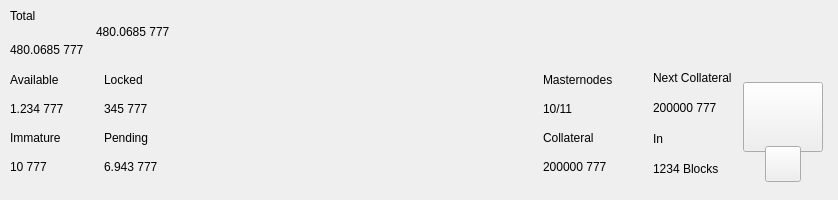
Before: the Qt Designer form src/qt/pivx/forms/topbar.ui in decenomy/DSW, drawn with Qt 5.
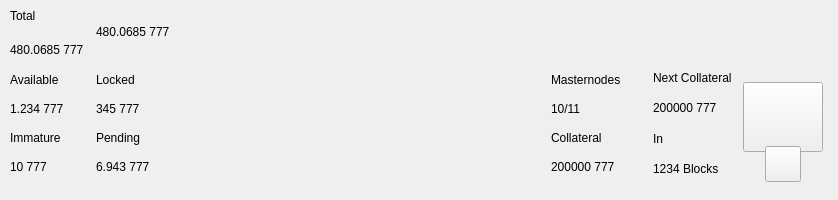
After: the same form once the commit is applied. Custom widgets are drawn as their Qt base class.

Commit message: adjusts spaces between text in the topbar widget

```diff
--- a/src/qt/pivx/forms/topbar.ui
+++ b/src/qt/pivx/forms/topbar.ui
@@ -492,24 +492,11 @@
                  </item>
                 </layout>
                </item>
-               <item>
-                <spacer name="horizontalSpacer_3">
-                 <property name="orientation">
-                  <enum>Qt::Horizontal</enum>
-                 </property>
-                 <property name="sizeType">
-                  <enum>QSizePolicy::Fixed</enum>
-                 </property>
-                 <property name="sizeHint" stdset="0">
-                  <size>
-                   <width>40</width>
-                   <height>20</height>
-                  </size>
-                 </property>
-                </spacer>
-               </item>
                <item>
                 <layout class="QVBoxLayout" name="verticalLayout_8">
+                 <property name="leftMargin">
+                  <number>32</number>
+                 </property>
                  <item>
                   <widget class="QLabel" name="labelTitle6">
                    <property name="text">
@@ -602,27 +589,11 @@
              </item>
             </layout>
            </item>
-           <item>
-            <spacer name="horizontalSpacer_4">
-             <property name="orientation">
-              <enum>Qt::Horizontal</enum>
-             </property>
-             <property name="sizeType">
-              <enum>QSizePolicy::Fixed</enum>
-             </property>
-             <property name="sizeHint" stdset="0">
-              <size>
-               <width>40</width>
-               <height>20</height>
-              </size>
-             </property>
-            </spacer>
-           </item>
            <item>
             <widget class="QWidget" name="widgetNextCollateral" native="true">
              <layout class="QVBoxLayout" name="verticalLayout_12">
               <property name="leftMargin">
-               <number>0</number>
+               <number>32</number>
               </property>
               <property name="topMargin">
                <number>0</number>
```
